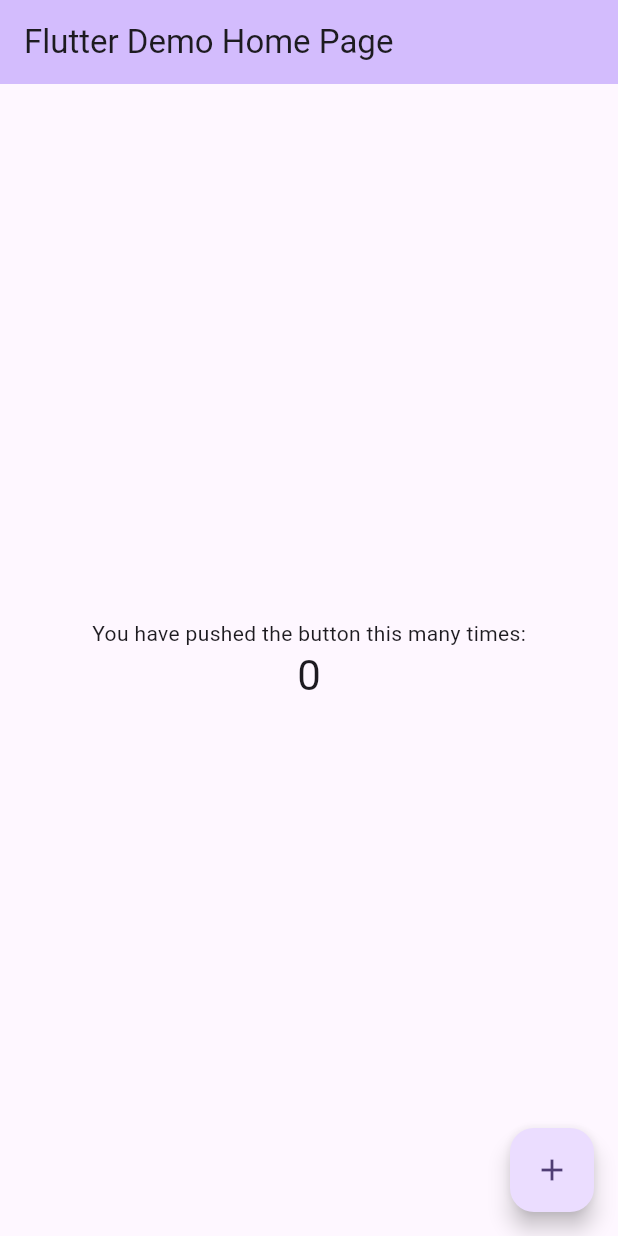
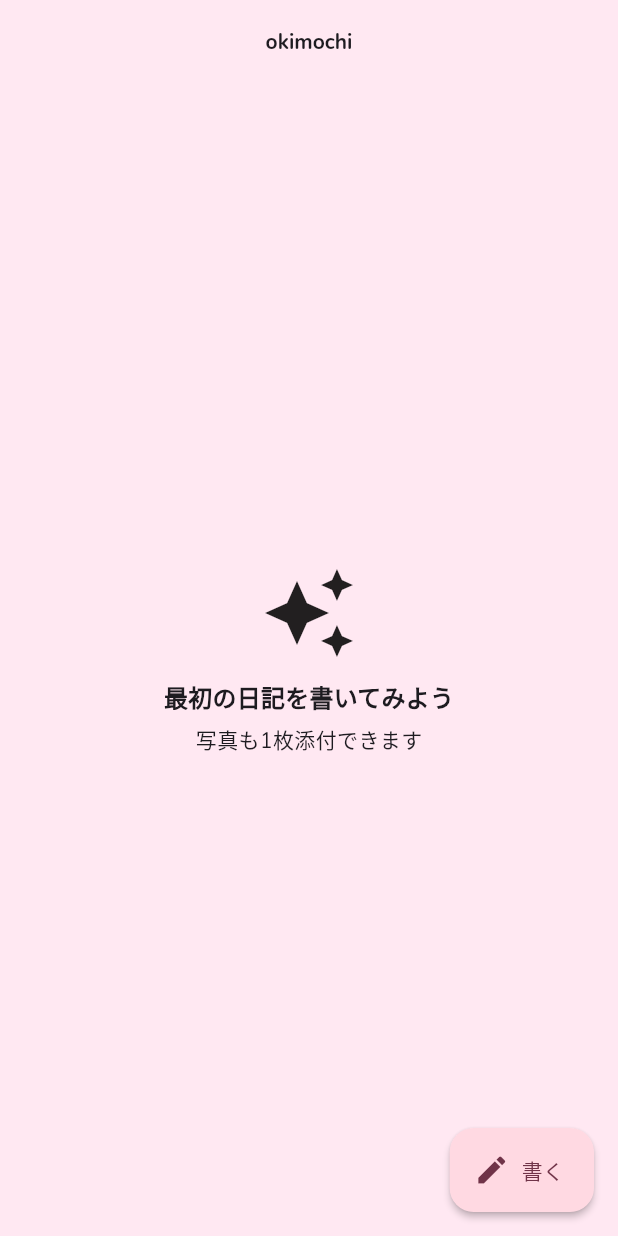
Before and after one commit to marimokomoko/okimochi, a Flutter app: the screen it shows after launch, on a phone screen of 412 x 824 dp. Run offline on Flutter 3.47's test engine with Material 3 defaults, Android fonts, the light colour scheme and no system bars; our stand-ins replace google_fonts, image_picker.

Commit message:
feat:テーマと日記アプリの基本画面を追加

```diff
--- a/lib/main.dart
+++ b/lib/main.dart
@@ -1,122 +1,58 @@
 import 'package:flutter/material.dart';
+import 'package:google_fonts/google_fonts.dart';
+import 'screens/home_screen.dart';
+import 'screens/editor_screen.dart';
 
 void main() {
-  runApp(const MyApp());
+  runApp(const OkimochiApp());
 }
 
-class MyApp extends StatelessWidget {
-  const MyApp({super.key});
+class OkimochiApp extends StatelessWidget {
+  const OkimochiApp({super.key});
 
-  // This widget is the root of your application.
   @override
   Widget build(BuildContext context) {
+    final baseColor = const Color(0xFFFFE8F2);
+    final accent = const Color(0xFFFD8FB2);
+
+    final textTheme = GoogleFonts.nunitoTextTheme(ThemeData.light().textTheme);
+
     return MaterialApp(
-      title: 'Flutter Demo',
+      title: 'okimochi',
+      debugShowCheckedModeBanner: false,
       theme: ThemeData(
-        // This is the theme of your application.
-        //
-        // TRY THIS: Try running your application with "flutter run". You'll see
-        // the application has a purple toolbar. Then, without quitting the app,
-        // try changing the seedColor in the colorScheme below to Colors.green
-        // and then invoke "hot reload" (save your changes or press the "hot
-        // reload" button in a Flutter-supported IDE, or press "r" if you used
-        // the command line to start the app).
-        //
-        // Notice that the counter didn't reset back to zero; the application
-        // state is not lost during the reload. To reset the state, use hot
-        // restart instead.
-        //
-        // This works for code too, not just values: Most code changes can be
-        // tested with just a hot reload.
-        colorScheme: ColorScheme.fromSeed(seedColor: Colors.deepPurple),
+        colorScheme: ColorScheme.fromSeed(
+          seedColor: accent,
+          primary: accent,
+          secondary: const Color(0xFFB4E1FF),
+        ),
+        scaffoldBackgroundColor: baseColor,
+        useMaterial3: true,
+        textTheme: textTheme,
+        cardTheme: CardThemeData(
+          elevation: 0,
+          color: Colors.white,
+          surfaceTintColor: Colors.white,
+          shape: RoundedRectangleBorder(
+            borderRadius: BorderRadius.circular(24),
+          ),
+        ),
+        appBarTheme: AppBarTheme(
+          backgroundColor: baseColor,
+          foregroundColor: Colors.black87,
+          centerTitle: true,
+          titleTextStyle: textTheme.titleLarge?.copyWith(
+            fontWeight: FontWeight.w700,
+          ),
+        ),
+        floatingActionButtonTheme: const FloatingActionButtonThemeData(
+          elevation: 2,
+        ),
       ),
-      home: const MyHomePage(title: 'Flutter Demo Home Page'),
+      routes: {
+        '/': (_) => const HomeScreen(),
+        EditorScreen.route: (_) => const EditorScreen(),
+      },
     );
   }
 }
-
-class MyHomePage extends StatefulWidget {
-  const MyHomePage({super.key, required this.title});
-
-  // This widget is the home page of your application. It is stateful, meaning
-  // that it has a State object (defined below) that contains fields that affect
-  // how it looks.
-
-  // This class is the configuration for the state. It holds the values (in this
-  // case the title) provided by the parent (in this case the App widget) and
-  // used by the build method of the State. Fields in a Widget subclass are
-  // always marked "final".
-
-  final String title;
-
-  @override
-  State<MyHomePage> createState() => _MyHomePageState();
-}
-
-class _MyHomePageState extends State<MyHomePage> {
-  int _counter = 0;
-
-  void _incrementCounter() {
-    setState(() {
-      // This call to setState tells the Flutter framework that something has
-      // changed in this State, which causes it to rerun the build method below
-      // so that the display can reflect the updated values. If we changed
-      // _counter without calling setState(), then the build method would not be
-      // called again, and so nothing would appear to happen.
-      _counter++;
-    });
-  }
-
-  @override
-  Widget build(BuildContext context) {
-    // This method is rerun every time setState is called, for instance as done
-    // by the _incrementCounter method above.
-    //
-    // The Flutter framework has been optimized to make rerunning build methods
-    // fast, so that you can just rebuild anything that needs updating rather
-    // than having to individually change instances of widgets.
-    return Scaffold(
-      appBar: AppBar(
-        // TRY THIS: Try changing the color here to a specific color (to
-        // Colors.amber, perhaps?) and trigger a hot reload to see the AppBar
-        // change color while the other colors stay the same.
-        backgroundColor: Theme.of(context).colorScheme.inversePrimary,
-        // Here we take the value from the MyHomePage object that was created by
-        // the App.build method, and use it to set our appbar title.
-        title: Text(widget.title),
-      ),
-      body: Center(
-        // Center is a layout widget. It takes a single child and positions it
-        // in the middle of the parent.
-        child: Column(
-          // Column is also a layout widget. It takes a list of children and
-          // arranges them vertically. By default, it sizes itself to fit its
-          // children horizontally, and tries to be as tall as its parent.
-          //
-          // Column has various properties to control how it sizes itself and
-          // how it positions its children. Here we use mainAxisAlignment to
-          // center the children vertically; the main axis here is the vertical
-          // axis because Columns are vertical (the cross axis would be
-          // horizontal).
-          //
-          // TRY THIS: Invoke "debug painting" (choose the "Toggle Debug Paint"
-          // action in the IDE, or press "p" in the console), to see the
-          // wireframe for each widget.
-          mainAxisAlignment: MainAxisAlignment.center,
-          children: <Widget>[
-            const Text('You have pushed the button this many times:'),
-            Text(
-              '$_counter',
-              style: Theme.of(context).textTheme.headlineMedium,
-            ),
-          ],
-        ),
-      ),
-      floatingActionButton: FloatingActionButton(
-        onPressed: _incrementCounter,
-        tooltip: 'Increment',
-        child: const Icon(Icons.add),
-      ), // This trailing comma makes auto-formatting nicer for build methods.
-    );
-  }
-}
--- /dev/null
+++ b/lib/screens/home_screen.dart
@@ -0,0 +1,137 @@
+import 'dart:io';
+import 'package:flutter/material.dart';
+import 'editor_screen.dart';
+
+class DiaryEntry {
+  final String id;
+  final String text;
+  final File? imageFile;
+  final DateTime createdAt;
+
+  DiaryEntry({
+    required this.id,
+    required this.text,
+    required this.imageFile,
+    required this.createdAt,
+  });
+}
+
+class HomeScreen extends StatefulWidget {
+  const HomeScreen({super.key});
+
+  @override
+  State<HomeScreen> createState() => _HomeScreenState();
+}
+
+class _HomeScreenState extends State<HomeScreen> {
+  final List<DiaryEntry> _entries = [];
+
+  Future<void> _openEditor() async {
+    final result = await Navigator.of(context).pushNamed(EditorScreen.route);
+    if (result is Map<String, dynamic>) {
+      setState(() {
+        _entries.insert(
+          0,
+          DiaryEntry(
+            id: DateTime.now().millisecondsSinceEpoch.toString(),
+            text: result['text'] as String,
+            imageFile: result['image'] as File?,
+            createdAt: DateTime.now(),
+          ),
+        );
+      });
+    }
+  }
+
+  @override
+  Widget build(BuildContext context) {
+    return Scaffold(
+      appBar: AppBar(title: const Text('okimochi')),
+      floatingActionButton: FloatingActionButton.extended(
+        onPressed: _openEditor,
+        icon: const Icon(Icons.edit),
+        label: const Text('書く'),
+      ),
+      body: _entries.isEmpty
+          ? const _EmptyState()
+          : ListView.separated(
+              padding: const EdgeInsets.fromLTRB(16, 16, 16, 96),
+              itemCount: _entries.length,
+              separatorBuilder: (_, __) => const SizedBox(height: 12),
+              itemBuilder: (context, index) {
+                final e = _entries[index];
+                return Card(
+                  child: Padding(
+                    padding: const EdgeInsets.all(16),
+                    child: Column(
+                      crossAxisAlignment: CrossAxisAlignment.start,
+                      children: [
+                        if (e.imageFile != null) ...[
+                          ClipRRect(
+                            borderRadius: BorderRadius.circular(20),
+                            child: Image.file(e.imageFile!, fit: BoxFit.cover),
+                          ),
+                          const SizedBox(height: 12),
+                        ],
+                        Text(
+                          e.text,
+                          style: Theme.of(context)
+                              .textTheme
+                              .titleMedium
+                              ?.copyWith(fontWeight: FontWeight.w700),
+                        ),
+                        const SizedBox(height: 8),
+                        Text(
+                          _fmt(e.createdAt),
+                          style: Theme.of(context)
+                              .textTheme
+                              .bodySmall
+                              ?.copyWith(color: Colors.black54),
+                        ),
+                      ],
+                    ),
+                  ),
+                );
+              },
+            ),
+    );
+  }
+
+  String _fmt(DateTime dt) {
+    final mm = dt.month.toString().padLeft(2, '0');
+    final dd = dt.day.toString().padLeft(2, '0');
+    return '${dt.year}/$mm/$dd  ${dt.hour.toString().padLeft(2, '0')}:${dt.minute.toString().padLeft(2, '0')}';
+    }
+}
+
+class _EmptyState extends StatelessWidget {
+  const _EmptyState();
+
+  @override
+  Widget build(BuildContext context) {
+    return Center(
+      child: Padding(
+        padding: const EdgeInsets.all(32),
+        child: Column(
+          mainAxisSize: MainAxisSize.min,
+          children: [
+            const Icon(Icons.auto_awesome, size: 64),
+            const SizedBox(height: 12),
+            Text(
+              '最初の日記を書いてみよう',
+              style: Theme.of(context)
+                  .textTheme
+                  .titleMedium
+                  ?.copyWith(fontWeight: FontWeight.w700),
+            ),
+            const SizedBox(height: 6),
+            Text(
+              '写真も1枚添付できます',
+              style: Theme.of(context).textTheme.bodyMedium,
+            ),
+          ],
+        ),
+      ),
+    );
+  }
+}
--- a/pubspec.yaml
+++ b/pubspec.yaml
@@ -30,6 +30,8 @@ environment:
 dependencies:
   flutter:
     sdk: flutter
+  image_picker: ^1.1.2
+  google_fonts: ^6.2.1
 
   # The following adds the Cupertino Icons font to your application.
   # Use with the CupertinoIcons class for iOS style icons.
```
Also changed, not shown: lib/screens/editor_screen.dart (added, +110 -0 lines), pubspec.lock, 5 other files.
